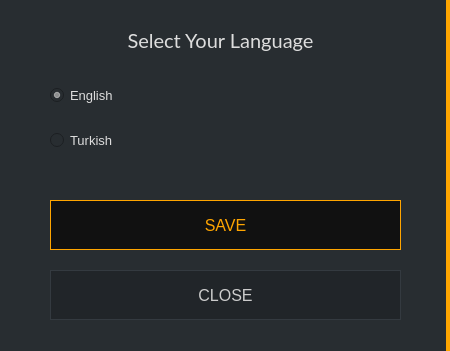
Old version of the form src/gui/ui/languagesettings.ui in the repository ConcealNetwork/conceal-desktop.
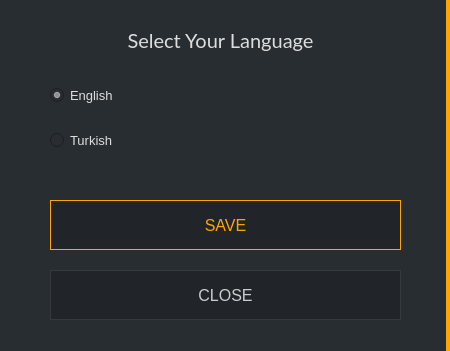
New version of the form.

Commit message: Change button background color

```diff
--- a/src/gui/ui/languagesettings.ui
+++ b/src/gui/ui/languagesettings.ui
@@ -138,7 +138,7 @@
      </font>
     </property>
     <property name="styleSheet">
-     <string notr="true">QPushButton#m_okButton {color: orange; background-color: #111111; border: 1px solid orange; font-size: 16px;}
+     <string notr="true">QPushButton#m_okButton {color: orange; background-color: #212529; border: 1px solid orange; font-size: 16px;}
 
 QPushButton#m_okButton:hover {color: orange; background-color: #111111; border: 2px solid orange; font-size: 16px;}</string>
     </property>
```
Left out of the diff: 2 changed lines with no effect on the pictures. The commit also changes 21 other files.
